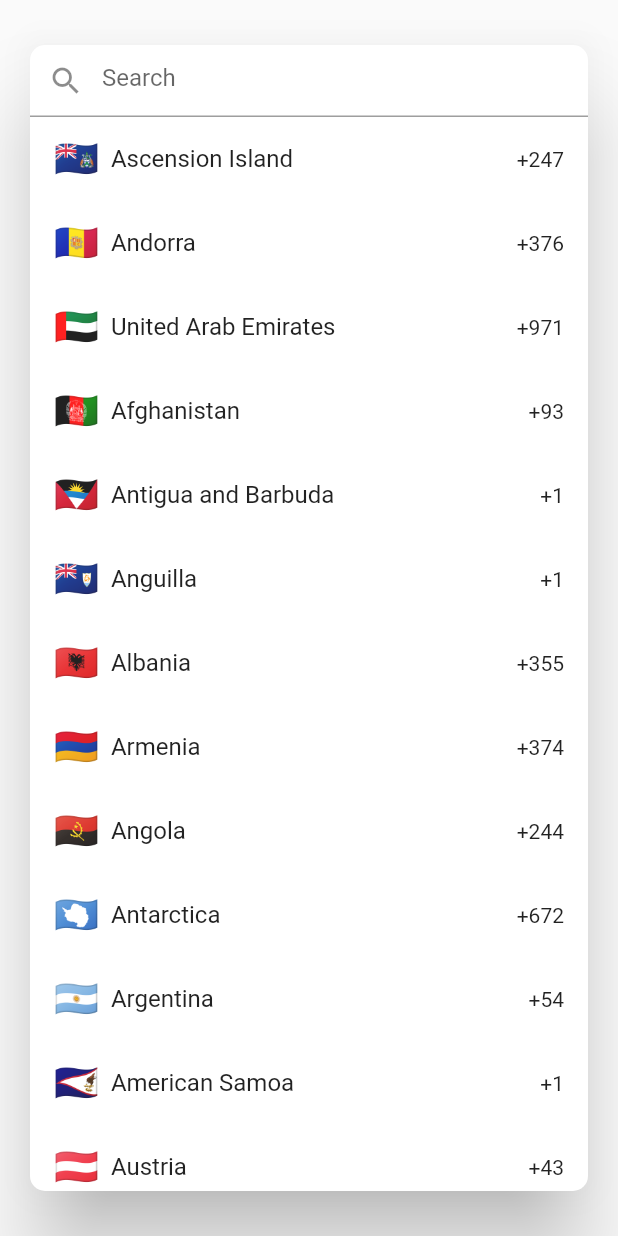
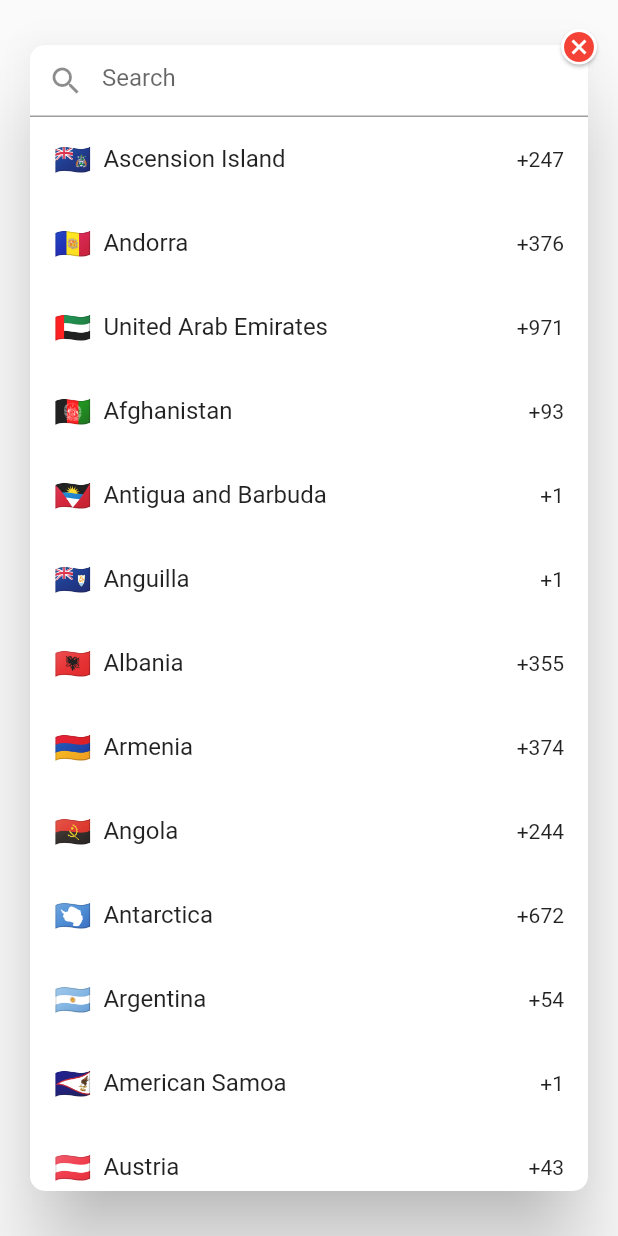
Before and after one commit to sharmajatin1997/ccp_dialog, a Flutter app: the _CountryPickerDialog widget shown alone on an empty page, opened directly with empty values, on a phone screen of 412 x 824 dp. Run offline on Flutter 3.47's test engine with Material 2 defaults, Android fonts, the phone set to English and light mode, and no system bars.

```diff
--- a/example/lib/main.dart
+++ b/example/lib/main.dart
@@ -31,16 +31,15 @@ class MyHomePage extends StatefulWidget {
 }
 
 class _MyHomePageState extends State<MyHomePage> {
-  String countryCode ="+91";
+  String countryCode = "+91";
   Country selectedCountry = Country.IN;
 
-  _updateCountry(Country country){
+  _updateCountry(Country country) {
     selectedCountry = country;
     countryCode = "+${country.dialingCode}";
-    setState(() {
+    setState(() {});
+  }
 
-    });
-  }
   @override
   Widget build(BuildContext context) {
     return Scaffold(
@@ -56,34 +55,35 @@ class _MyHomePageState extends State<MyHomePage> {
             ),
             Container(
                 height: 45,
-                 width: MediaQuery.of(context).size.width/2,
+                width: MediaQuery.of(context).size.width / 2,
                 decoration: BoxDecoration(
                     borderRadius: BorderRadius.circular(30),
                     color: Colors.white),
-                child: Row(
-                  mainAxisAlignment: MainAxisAlignment.center,
-                    children: [
+                child:
+                    Row(mainAxisAlignment: MainAxisAlignment.center, children: [
                   CountryPicker(
                       selectedCountry: selectedCountry,
-                      dense: true ,
+                      dense: true,
                       //displays arrow, true by default
-                      showLine: true,
+                      showLine: false,
                       //displays line, false by default If dense true Line not show
                       showFlag: false,
                       //displays flag, true by default
-                      dialingCodeTextStyle:const TextStyle(fontSize: 18),
+                      dialingCodeTextStyle: const TextStyle(fontSize: 18),
                       showDialingCode: true,
                       //displays dialing code, false by default
                       showName: false,
                       //displays Name, true by default
-                      withBottomSheet: true,
+                      withBottomSheet: false,
                       //displays country name, true by default
                       showCurrency: false,
                       //eg. 'British pound'
                       showCurrencyISO: false,
-                      onChanged:_updateCountry
+                      onChanged: _updateCountry),
+                  const Text(
+                    '9876541230',
+                    style: TextStyle(fontSize: 20),
                   ),
-                   const Text('9876541230',style: TextStyle(fontSize: 20),),
                 ]))
           ],
         ),
--- a/lib/country_picker/flutter_country_picker.dart
+++ b/lib/country_picker/flutter_country_picker.dart
@@ -2,7 +2,6 @@ import 'dart:async';
 import 'package:flutter/material.dart';
 import 'country.dart';
 export 'country.dart';
-
 
 /// The country picker widget exposes an dialog to select a country from a
 /// pre defined list, see [Country.ALL]
@@ -23,7 +22,7 @@ class CountryPicker extends StatelessWidget {
     this.currencyTextStyle,
     this.currencyISOTextStyle,
     this.isNationality = false,
-    this.withBottomSheet=false,
+    this.withBottomSheet = false,
   }) : super(key: key);
 
   final Country selectedCountry;
@@ -46,9 +45,9 @@ class CountryPicker extends StatelessWidget {
   Widget build(BuildContext context) {
     assert(debugCheckHasMaterial(context));
     Country displayCountry = selectedCountry;
-    bool showFlagAsset=showFlag;
+    bool showFlagAsset = showFlag;
     return dense
-        ? _renderDenseDisplay(context, displayCountry,showFlagAsset)
+        ? _renderDenseDisplay(context, displayCountry, showFlagAsset)
         : _renderDefaultDisplay(context, displayCountry);
   }
 
@@ -58,10 +57,16 @@ class CountryPicker extends StatelessWidget {
         mainAxisSize: MainAxisSize.min,
         children: <Widget>[
           if (showFlag)
-            Text(displayCountry.asset,style: const TextStyle(fontSize: 32),),
-          if(isNationality)
-            Text(displayCountry.asset,style: const TextStyle(fontSize: 24),),
-          if (showName )
+            Text(
+              displayCountry.asset,
+              style: const TextStyle(fontSize: 32),
+            ),
+          if (isNationality)
+            Text(
+              displayCountry.asset,
+              style: const TextStyle(fontSize: 24),
+            ),
+          if (showName)
             Expanded(
               child: Text(
                 " ${displayCountry.name}",
@@ -83,7 +88,7 @@ class CountryPicker extends StatelessWidget {
               " ${displayCountry.currencyISO}",
               style: currencyISOTextStyle,
             ),
-          if(showLine)
+          if (showLine)
             Container(
               margin: const EdgeInsets.symmetric(horizontal: 6),
               width: 0.5,
@@ -93,26 +98,27 @@ class CountryPicker extends StatelessWidget {
         ],
       ),
       onTap: () {
-        if(withBottomSheet){
+        if (withBottomSheet) {
           _selectCountryWithBottomSheet(context, displayCountry);
-        }else{
+        } else {
           _selectCountry(context, displayCountry);
         }
-
       },
     );
   }
 
-  _renderDenseDisplay(BuildContext context, Country displayCountry, bool showFlagAsset) {
+  _renderDenseDisplay(
+      BuildContext context, Country displayCountry, bool showFlagAsset) {
     return InkWell(
       child: Row(
         mainAxisSize: MainAxisSize.min,
         mainAxisAlignment: MainAxisAlignment.spaceBetween,
         children: <Widget>[
           Visibility(
-            visible:showFlagAsset==true ,
-            child: Text(displayCountry.asset,style: const TextStyle(fontSize: 24.0))),
-          Text(displayCountry.dialingCode,style: dialingCodeTextStyle),
+              visible: showFlagAsset == true,
+              child: Text(displayCountry.asset,
+                  style: const TextStyle(fontSize: 24.0))),
+          Text(displayCountry.dialingCode, style: dialingCodeTextStyle),
           Icon(Icons.arrow_drop_down,
               color: Theme.of(context).brightness == Brightness.light
                   ? Colors.grey.shade700
@@ -120,13 +126,11 @@ class CountryPicker extends StatelessWidget {
         ],
       ),
       onTap: () {
-        if(withBottomSheet){
-          _selectCountryWithBottomSheet(context,displayCountry);
-
-        }else{
+        if (withBottomSheet) {
+          _selectCountryWithBottomSheet(context, displayCountry);
+        } else {
           _selectCountry(context, displayCountry);
         }
-
       },
     );
   }
@@ -151,7 +155,6 @@ class CountryPicker extends StatelessWidget {
 
     if (picked != null && picked != selectedCountry) onChanged(picked);
   }
-
 }
 
 Future<Country?> showCountryPicker({
@@ -170,9 +173,6 @@ Future<Country?> showCountryPicker({
   );
 }
 
-
-
-
 Future<Country?> showBottomSheet({
   required BuildContext context,
   required Country defaultCountry,
@@ -180,11 +180,10 @@ Future<Country?> showBottomSheet({
 }) async {
   assert(Country.findByIsoCode(defaultCountry.isoCode) != null);
 
-  return await  showModalBottomSheet<Country>(
+  return await showModalBottomSheet<Country>(
       context: context,
       backgroundColor: Colors.white,
       isScrollControlled: true,
-
       shape: RoundedRectangleBorder(
         borderRadius: BorderRadius.circular(10.0),
       ),
@@ -194,8 +193,7 @@ Future<Country?> showBottomSheet({
           defaultCountry: defaultCountry,
           withBottomSheet: withBottomSheet,
         );
-    }
-  );
+      });
 }
 
 class _CountryPickerDialog extends StatefulWidget {
@@ -211,7 +209,6 @@ class _CountryPickerDialog extends StatefulWidget {
 }
 
 class _CountryPickerDialogState extends State<_CountryPickerDialog> {
-
   TextEditingController controller = TextEditingController();
   String filter = "";
   late List<Country> countries;
@@ -236,21 +233,35 @@ class _CountryPickerDialogState extends State<_CountryPickerDialog> {
 
   @override
   Widget build(BuildContext context) {
-    return Container(
+    return Material(
+      color: Colors.transparent,
+      child: Container(
         decoration: BoxDecoration(
           borderRadius: BorderRadius.circular(10),
         ),
-      height:widget.withBottomSheet? MediaQuery.of(context).size.height/1.5:MediaQuery.of(context).size.height,
-      child: Dialog(
-        shape:  RoundedRectangleBorder(
-          borderRadius:  widget.withBottomSheet? const BorderRadius.only(topLeft: Radius.circular(10), topRight: Radius.circular(10)):BorderRadius.circular(10),
+        height: widget.withBottomSheet
+            ? MediaQuery.of(context).size.height / 1.5
+            : MediaQuery.of(context).size.height,
+        child: Stack(
+          children: [
+            Dialog(
+              shape: RoundedRectangleBorder(
+                borderRadius: widget.withBottomSheet
+                    ? const BorderRadius.only(
+                        topLeft: Radius.circular(10),
+                        topRight: Radius.circular(10))
+                    : BorderRadius.circular(10),
               ),
-        insetPadding: widget.withBottomSheet? EdgeInsets.zero:const EdgeInsets.symmetric(horizontal: 20.0, vertical: 30.0),
+              insetPadding: widget.withBottomSheet
+                  ? EdgeInsets.zero
+                  : const EdgeInsets.symmetric(
+                      horizontal: 20.0, vertical: 30.0),
               child: Column(
                 children: <Widget>[
                   TextField(
                     decoration: InputDecoration(
-                hintText: MaterialLocalizations.of(context).searchFieldLabel,
+                      hintText:
+                          MaterialLocalizations.of(context).searchFieldLabel,
                       prefixIcon: const Icon(Icons.search),
                       suffixIcon: filter == ""
                           ? const SizedBox(
@@ -281,7 +292,10 @@ class _CountryPickerDialogState extends State<_CountryPickerDialog> {
                               trailing: Text(" ${country.dialingCode}"),
                               title: Row(
                                 children: <Widget>[
-                            Text(country.asset,style: const TextStyle(fontSize: 24),),
+                                  Text(
+                                    country.asset,
+                                    style: const TextStyle(fontSize: 20),
+                                  ),
                                   Expanded(
                                     child: Container(
                                       margin: const EdgeInsets.only(left: 8.0),
@@ -307,6 +321,28 @@ class _CountryPickerDialogState extends State<_CountryPickerDialog> {
                 ],
               ),
             ),
+            Visibility(
+              visible: !widget.withBottomSheet,
+              child: Positioned(
+                top: 15,
+                right: 10,
+                child: GestureDetector(
+                  onTap: () => Navigator.pop(context),
+                  child: Card(
+                    shape: RoundedRectangleBorder(
+                        borderRadius: BorderRadius.circular(100)),
+                    child: const Icon(
+                      Icons.cancel,
+                      size: 24,
+                      color: Colors.red,
+                    ),
+                  ),
+                ),
+              ),
+            ),
+          ],
+        ),
+      ),
     );
   }
 }
--- a/pubspec.yaml
+++ b/pubspec.yaml
@@ -4,7 +4,7 @@ version: 0.0.4
 homepage: https://github.com/sharmajatin1997/ccp_dialog
 
 environment:
-  sdk: '>=2.19.4 <3.0.0'
+  sdk: '>=2.17.0 <4.0.0'
   flutter: ">=1.17.0"
 
 dependencies:
```
Lines whose indentation alone changed are shown as unchanged.
